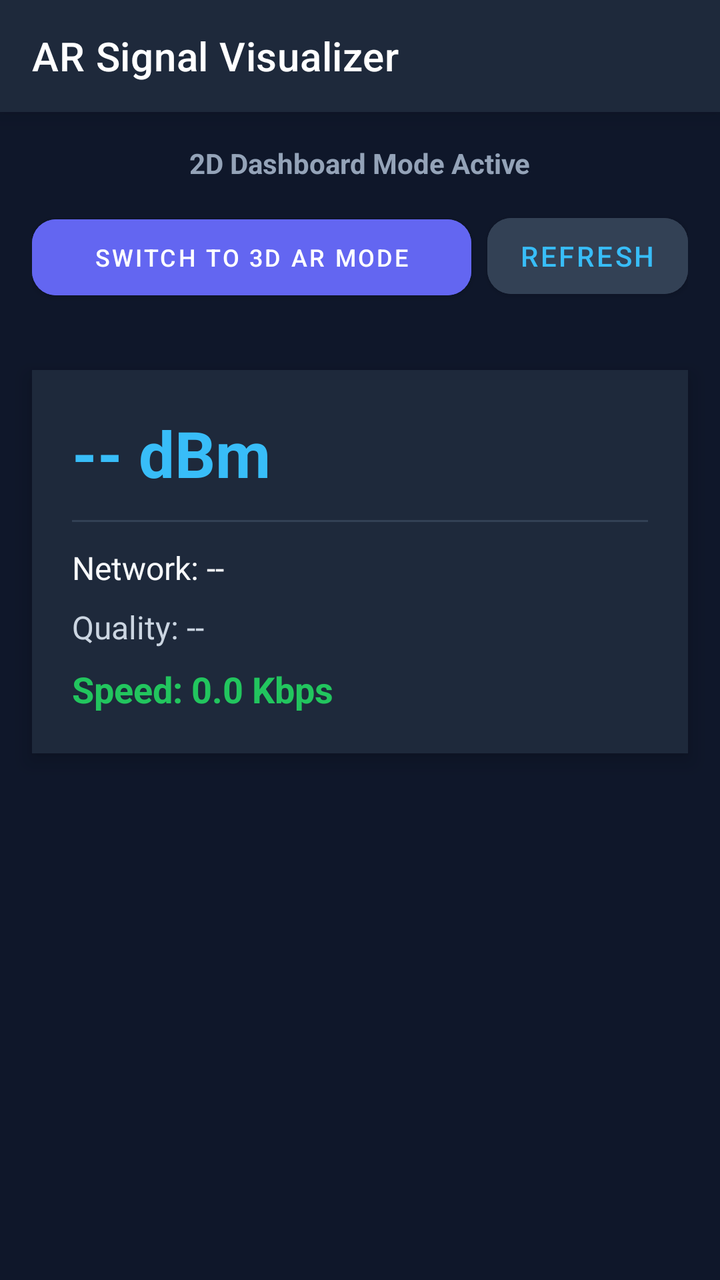
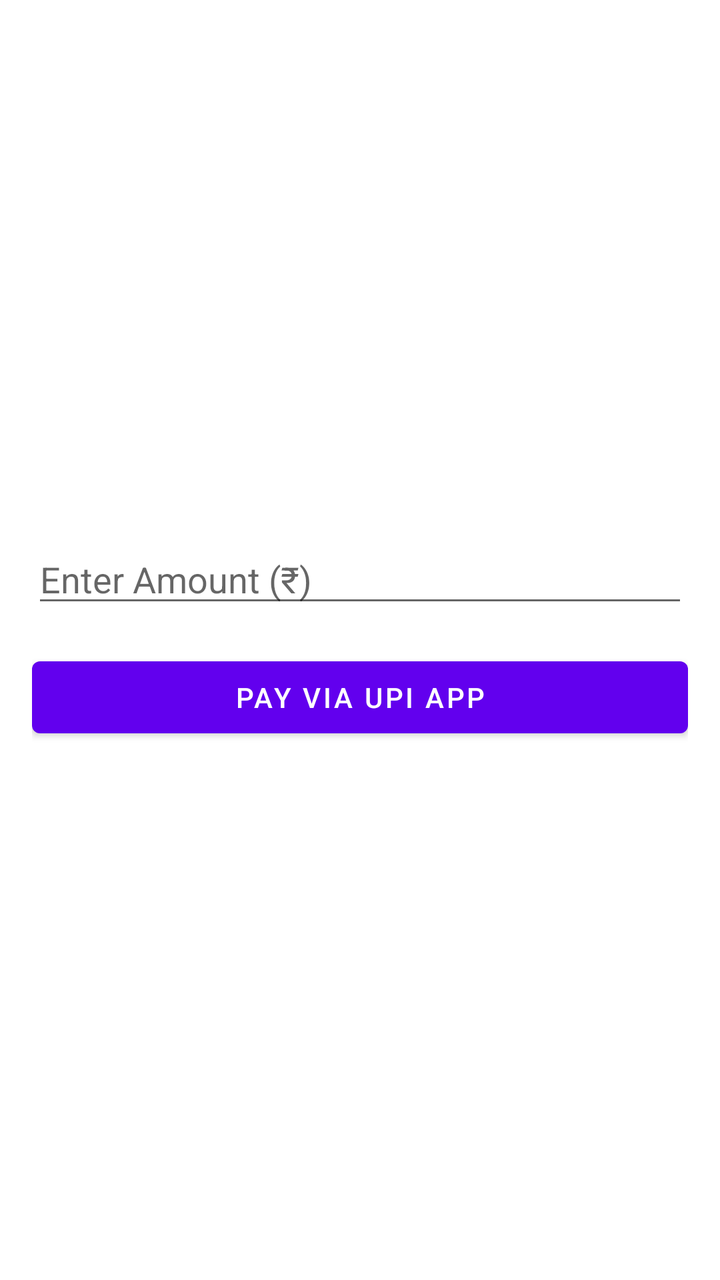

Two renders of the same Android screen: before a commit and after it. Below are the layout's source before the change and the commit's diff.
<!-- AndroidManifest.xml: application theme Theme.MaterialComponents.DayNight.NoActionBar -->
<!-- res/layout/activity_main.xml -->
<?xml version="1.0" encoding="utf-8"?>
<RelativeLayout xmlns:android="http://schemas.android.com/apk/res/android"
    xmlns:app="http://schemas.android.com/apk/res-auto"
    android:layout_width="match_parent"
    android:layout_height="match_parent"
    android:background="#0F172A">

    
    <androidx.appcompat.widget.Toolbar
        android:id="@+id/toolbar"
        android:layout_width="match_parent"
        android:layout_height="?attr/actionBarSize"
        android:background="#1E293B"
        android:elevation="8dp"
        app:title="AR Signal Visualizer"
        app:titleTextColor="#FFFFFF" />

    
    <LinearLayout
        android:id="@+id/controlHeader"
        android:layout_width="match_parent"
        android:layout_height="wrap_content"
        android:layout_below="@id/toolbar"
        android:orientation="vertical"
        android:padding="16dp">

        <TextView
            android:id="@+id/statusText"
            android:layout_width="wrap_content"
            android:layout_height="wrap_content"
            android:layout_gravity="center"
            android:text="2D Dashboard Mode Active"
            android:textColor="#94A3B8"
            android:textSize="14sp"
            android:textStyle="bold" />

        <Button
            android:id="@+id/permissionButton"
            android:layout_width="match_parent"
            android:layout_height="wrap_content"
            android:layout_marginTop="8dp"
            android:backgroundTint="#EF4444"
            android:text="Grant Permissions"
            android:textColor="#FFFFFF"
            android:visibility="gone" />

        <LinearLayout
            android:layout_width="match_parent"
            android:layout_height="wrap_content"
            android:layout_marginTop="12dp"
            android:orientation="horizontal">

            <Button
                android:id="@+id/modeSwitchButton"
                android:layout_width="0dp"
                android:layout_height="50dp"
                android:layout_weight="1"
                android:backgroundTint="#6366F1"
                android:text="SWITCH TO 3D AR MODE"
                android:textColor="#FFFFFF"
                android:textSize="12sp"
                app:cornerRadius="12dp" />

            <Button
                android:id="@+id/refreshButton"
                android:layout_width="wrap_content"
                android:layout_height="50dp"
                android:layout_marginStart="8dp"
                android:backgroundTint="#334155"
                android:text="Refresh"
                android:textColor="#38BDF8"
                app:cornerRadius="12dp" />
        </LinearLayout>
    </LinearLayout>

    
    <LinearLayout
        android:id="@+id/container2D"
        android:layout_width="match_parent"
        android:layout_height="wrap_content"
        android:layout_below="@id/controlHeader"
        android:layout_margin="16dp"
        android:background="#1E293B"
        android:elevation="6dp"
        android:orientation="vertical"
        android:padding="20dp">

        <TextView
            android:id="@+id/signalText2D"
            android:layout_width="wrap_content"
            android:layout_height="wrap_content"
            android:text="-- dBm"
            android:textColor="#38BDF8"
            android:textSize="32sp"
            android:textStyle="bold" />

        
        <View
            android:layout_width="match_parent"
            android:layout_height="1dp"
            android:layout_marginVertical="12dp"
            android:background="#334155" />

        <TextView
            android:id="@+id/networkText2D"
            android:layout_width="wrap_content"
            android:layout_height="wrap_content"
            android:text="Network: --"
            android:textColor="#F8FAFC"
            android:textSize="16sp" />

        <TextView
            android:id="@+id/qualityText2D"
            android:layout_width="wrap_content"
            android:layout_height="wrap_content"
            android:layout_marginTop="8dp"
            android:text="Quality: --"
            android:textColor="#CBD5E1"
            android:textSize="16sp" />

        <TextView
            android:id="@+id/speedText2D"
            android:layout_width="wrap_content"
            android:layout_height="wrap_content"
            android:layout_marginTop="8dp"
            android:text="Speed: 0.0 Kbps"
            android:textColor="#22C55E"
            android:textSize="18sp"
            android:textStyle="bold" />
    </LinearLayout>

    
    <FrameLayout
        android:id="@+id/arContainer"
        android:layout_width="match_parent"
        android:layout_height="match_parent"
        android:layout_below="@id/controlHeader"
        android:visibility="gone">

        
        <LinearLayout
            android:id="@+id/arOverlayCard"
            android:layout_width="match_parent"
            android:layout_height="wrap_content"
            android:layout_gravity="top|center_horizontal"
            android:layout_margin="16dp"
            android:background="#CC0F172A"
            android:orientation="vertical"
            android:padding="16dp">

            <TextView
                android:id="@+id/signalText"
                android:layout_width="wrap_content"
                android:layout_height="wrap_content"
                android:text="-- dBm"
                android:textColor="#38BDF8"
                android:textSize="26sp"
                android:textStyle="bold" />

            <TextView
                android:id="@+id/networkText"
                android:layout_width="wrap_content"
                android:layout_height="wrap_content"
                android:layout_marginTop="4dp"
                android:text="Network: --"
                android:textColor="#FFFFFF"
                android:textSize="14sp" />

            <TextView
                android:id="@+id/qualityText"
                android:layout_width="wrap_content"
                android:layout_height="wrap_content"
                android:layout_marginTop="2dp"
                android:text="Quality: --"
                android:textColor="#E2E8F0"
                android:textSize="14sp" />

            <TextView
                android:id="@+id/speedText"
                android:layout_width="wrap_content"
                android:layout_height="wrap_content"
                android:layout_marginTop="2dp"
                android:text="Speed: 0.0 Kbps"
                android:textColor="#22C55E"
                android:textSize="15sp"
                android:textStyle="bold" />
        </LinearLayout>
    </FrameLayout>

</RelativeLayout>
<!-- resources referenced by this layout -->
<resources>

</resources>

<!-- the commit's change to res/layout/activity_main.xml (unified diff, before → after) -->
@@ -1,190 +1,23 @@
 <?xml version="1.0" encoding="utf-8"?>
-<RelativeLayout xmlns:android="http://schemas.android.com/apk/res/android"
-    xmlns:app="http://schemas.android.com/apk/res-auto"
+<LinearLayout xmlns:android="http://schemas.android.com/apk/res/android"
     android:layout_width="match_parent"
     android:layout_height="match_parent"
-    android:background="#0F172A">
+    android:orientation="vertical"
+    android:gravity="center"
+    android:padding="16dp">
 
-    
-    <androidx.appcompat.widget.Toolbar
-        android:id="@+id/toolbar"
-        android:layout_width="match_parent"
-        android:layout_height="?attr/actionBarSize"
-        android:background="#1E293B"
-        android:elevation="8dp"
-        app:title="AR Signal Visualizer"
-        app:titleTextColor="#FFFFFF" />
-
-    
-    <LinearLayout
-        android:id="@+id/controlHeader"
+    <EditText
+        android:id="@+id/etAmount"
         android:layout_width="match_parent"
         android:layout_height="wrap_content"
-        android:layout_below="@id/toolbar"
-        android:orientation="vertical"
-        android:padding="16dp">
+        android:hint="Enter Amount (₹)"
+        android:inputType="numberDecimal" />
 
-        <TextView
-            android:id="@+id/statusText"
-            android:layout_width="wrap_content"
-            android:layout_height="wrap_content"
-            android:layout_gravity="center"
-            android:text="2D Dashboard Mode Active"
-            android:textColor="#94A3B8"
-            android:textSize="14sp"
-            android:textStyle="bold" />
-
-        <Button
-            android:id="@+id/permissionButton"
-            android:layout_width="match_parent"
-            android:layout_height="wrap_content"
-            android:layout_marginTop="8dp"
-            android:backgroundTint="#EF4444"
-            android:text="Grant Permissions"
-            android:textColor="#FFFFFF"
-            android:visibility="gone" />
-
-        <LinearLayout
-            android:layout_width="match_parent"
-            android:layout_height="wrap_content"
-            android:layout_marginTop="12dp"
-            android:orientation="horizontal">
-
-            <Button
-                android:id="@+id/modeSwitchButton"
-                android:layout_width="0dp"
-                android:layout_height="50dp"
-                android:layout_weight="1"
-                android:backgroundTint="#6366F1"
-                android:text="SWITCH TO 3D AR MODE"
-                android:textColor="#FFFFFF"
-                android:textSize="12sp"
-                app:cornerRadius="12dp" />
-
-            <Button
-                android:id="@+id/refreshButton"
-                android:layout_width="wrap_content"
-                android:layout_height="50dp"
-                android:layout_marginStart="8dp"
-                android:backgroundTint="#334155"
-                android:text="Refresh"
-                android:textColor="#38BDF8"
-                app:cornerRadius="12dp" />
-        </LinearLayout>
-    </LinearLayout>
-
-    
-    <LinearLayout
-        android:id="@+id/container2D"
+    <Button
+        android:id="@+id/btnPayUPI"
         android:layout_width="match_parent"
         android:layout_height="wrap_content"
-        android:layout_below="@id/controlHeader"
-        android:layout_margin="16dp"
-        android:background="#1E293B"
-        android:elevation="6dp"
-        android:orientation="vertical"
-        android:padding="20dp">
+        android:text="Pay via UPI App"
+        android:layout_marginTop="16dp" />
 
-        <TextView
-            android:id="@+id/signalText2D"
-            android:layout_width="wrap_content"
-            android:layout_height="wrap_content"
-            android:text="-- dBm"
-            android:textColor="#38BDF8"
-            android:textSize="32sp"
-            android:textStyle="bold" />
-
-        
-        <View
-            android:layout_width="match_parent"
-            android:layout_height="1dp"
-            android:layout_marginVertical="12dp"
-            android:background="#334155" />
-
-        <TextView
-            android:id="@+id/networkText2D"
-            android:layout_width="wrap_content"
-            android:layout_height="wrap_content"
-            android:text="Network: --"
-            android:textColor="#F8FAFC"
-            android:textSize="16sp" />
-
-        <TextView
-            android:id="@+id/qualityText2D"
-            android:layout_width="wrap_content"
-            android:layout_height="wrap_content"
-            android:layout_marginTop="8dp"
-            android:text="Quality: --"
-            android:textColor="#CBD5E1"
-            android:textSize="16sp" />
-
-        <TextView
-            android:id="@+id/speedText2D"
-            android:layout_width="wrap_content"
-            android:layout_height="wrap_content"
-            android:layout_marginTop="8dp"
-            android:text="Speed: 0.0 Kbps"
-            android:textColor="#22C55E"
-            android:textSize="18sp"
-            android:textStyle="bold" />
-    </LinearLayout>
-
-    
-    <FrameLayout
-        android:id="@+id/arContainer"
-        android:layout_width="match_parent"
-        android:layout_height="match_parent"
-        android:layout_below="@id/controlHeader"
-        android:visibility="gone">
-
-        
-        <LinearLayout
-            android:id="@+id/arOverlayCard"
-            android:layout_width="match_parent"
-            android:layout_height="wrap_content"
-            android:layout_gravity="top|center_horizontal"
-            android:layout_margin="16dp"
-            android:background="#CC0F172A"
-            android:orientation="vertical"
-            android:padding="16dp">
-
-            <TextView
-                android:id="@+id/signalText"
-                android:layout_width="wrap_content"
-                android:layout_height="wrap_content"
-                android:text="-- dBm"
-                android:textColor="#38BDF8"
-                android:textSize="26sp"
-                android:textStyle="bold" />
-
-            <TextView
-                android:id="@+id/networkText"
-                android:layout_width="wrap_content"
-                android:layout_height="wrap_content"
-                android:layout_marginTop="4dp"
-                android:text="Network: --"
-                android:textColor="#FFFFFF"
-                android:textSize="14sp" />
-
-            <TextView
-                android:id="@+id/qualityText"
-                android:layout_width="wrap_content"
-                android:layout_height="wrap_content"
-                android:layout_marginTop="2dp"
-                android:text="Quality: --"
-                android:textColor="#E2E8F0"
-                android:textSize="14sp" />
-
-            <TextView
-                android:id="@+id/speedText"
-                android:layout_width="wrap_content"
-                android:layout_height="wrap_content"
-                android:layout_marginTop="2dp"
-                android:text="Speed: 0.0 Kbps"
-                android:textColor="#22C55E"
-                android:textSize="15sp"
-                android:textStyle="bold" />
-        </LinearLayout>
-    </FrameLayout>
-
-</RelativeLayout>
+</LinearLayout>
